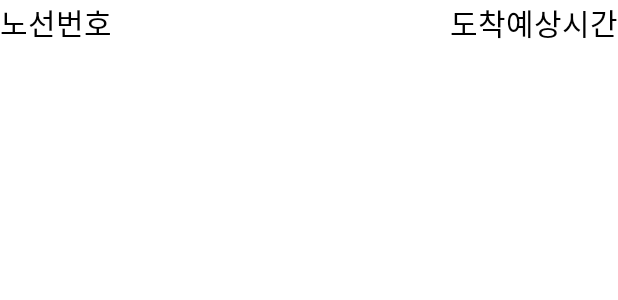
After one commit to LeeJaeWon14/B.M.W, an Android app: the layout bus_arrive_list_item.xml on its own in the app's theme, with its tools: preview values and no code run, on a phone screen of 412 x 824 dp. The commit adds this screen. Shown: the top 300 px of the screen. Run offline under Robolectric (Android 15) with nearby library versions, the phone set to English and light mode, and no system bars.

Commit message:
- will implement bus arrive info

```diff
--- a/app/src/main/java/com/example/bmw/activity/MainActivity.kt
+++ b/app/src/main/java/com/example/bmw/activity/MainActivity.kt
@@ -221,7 +221,6 @@ class MainActivity : AppCompatActivity() {
                         override fun onResponse(call: Call<Station>, response: Response<Station>) {
                             if (response.isSuccessful) {
                                 MyLogger.i("Rest success, response is ${response.body()}")
-                                MyLogger.i("request is ${response.raw().request()}")
                                 stationList.postValue(response.body()?.body?.items?.item)
                             } else {
                                 MyLogger.e("Rest respone not success, code is ${response.code()} and request is here ${response.raw().request()}")
--- a/app/src/main/java/com/example/bmw/network/dto/BusDTO.kt
+++ /dev/null
@@ -1,5 +0,0 @@
-package com.example.bmw.network.dto
-
-data class BusDTO(
-    var name: String = ""
-)
--- /dev/null
+++ b/app/src/main/res/layout/bus_arrive_list_item.xml
@@ -0,0 +1,23 @@
+<?xml version="1.0" encoding="utf-8"?>
+<LinearLayout xmlns:android="http://schemas.android.com/apk/res/android"
+    xmlns:tools="http://schemas.android.com/tools"
+    android:orientation="horizontal"
+    android:layout_width="match_parent"
+    android:layout_height="match_parent">
+
+    <TextView
+        android:id = "@+id/tv_bus_arrive_name"
+        style="@style/TextViewStyle"
+        tools:text = "노선번호"
+        android:textStyle="normal"
+        android:layout_width="0dp"
+        android:layout_weight="1"/>
+
+    <TextView
+        android:id = "@+id/tv_bus_arrive_time"
+        style="@style/TextViewStyle"
+        tools:text = "도착예상시간"
+        android:textStyle="normal"
+        android:layout_width="wrap_content"/>
+
+</LinearLayout>
```
Also changed, not shown: app/src/main/java/com/example/bmw/adapter/BusArriveListAdapter.kt (added, +32 -0 lines), app/src/main/java/com/example/bmw/adapter/BusStationListAdapter.kt (+9 -2 lines), app/src/main/java/com/example/bmw/network/dto/ArriveDTO.kt (added, +71 -0 lines), app/src/main/java/com/example/bmw/util/MyDateUtil.kt (+16 -0 lines).
